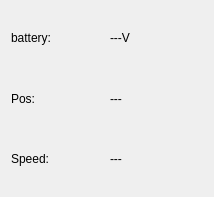
Qt form anatidae/ui/robot_status.ui (rustyducks/pygargue) before a commit.
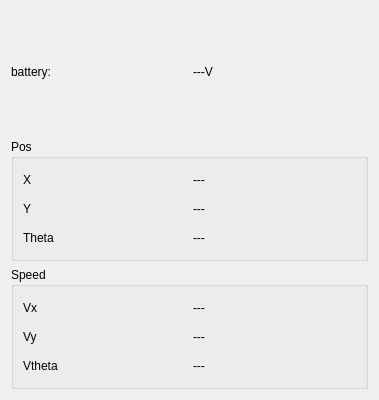
The same form after that commit.

Commit message: improve status and global architecture.

Patch:
```diff
--- a/anatidae/ui/robot_status.ui
+++ b/anatidae/ui/robot_status.ui
@@ -6,8 +6,8 @@
    <rect>
     <x>0</x>
     <y>0</y>
-    <width>214</width>
-    <height>197</height>
+    <width>379</width>
+    <height>400</height>
    </rect>
   </property>
   <property name="sizePolicy">
@@ -39,40 +39,110 @@
     </layout>
    </item>
    <item>
-    <layout class="QHBoxLayout" name="horizontalLayout_2">
+    <widget class="QGroupBox" name="groupBox">
+     <property name="title">
+      <string>Pos</string>
+     </property>
+     <layout class="QHBoxLayout" name="horizontalLayout_4">
      <item>
+       <layout class="QGridLayout" name="gridLayout">
+        <item row="0" column="0">
+         <widget class="QLabel" name="label_4">
+          <property name="text">
+           <string>X</string>
+          </property>
+         </widget>
+        </item>
+        <item row="2" column="0">
+         <widget class="QLabel" name="label_6">
+          <property name="text">
+           <string>Theta</string>
+          </property>
+         </widget>
+        </item>
+        <item row="1" column="0">
+         <widget class="QLabel" name="label_5">
+          <property name="text">
+           <string>Y</string>
+          </property>
+         </widget>
+        </item>
+        <item row="0" column="1">
+         <widget class="QLabel" name="x_label">
+          <property name="text">
+           <string>---</string>
+          </property>
+         </widget>
+        </item>
+        <item row="1" column="1">
+         <widget class="QLabel" name="y_label">
+          <property name="text">
+           <string>---</string>
+          </property>
+         </widget>
+        </item>
+        <item row="2" column="1">
+         <widget class="QLabel" name="theta_label">
+          <property name="text">
+           <string>---</string>
+          </property>
+         </widget>
+        </item>
+       </layout>
+      </item>
+     </layout>
+    </widget>
+   </item>
+   <item>
+    <widget class="QGroupBox" name="groupBox_2">
+     <property name="title">
+      <string>Speed</string>
+     </property>
+     <layout class="QGridLayout" name="gridLayout_2">
+      <item row="1" column="1">
+       <widget class="QLabel" name="vy_label">
+        <property name="text">
+         <string>---</string>
+        </property>
+       </widget>
+      </item>
+      <item row="0" column="1">
+       <widget class="QLabel" name="vx_label">
+        <property name="text">
+         <string>---</string>
+        </property>
+       </widget>
+      </item>
+      <item row="0" column="0">
+       <widget class="QLabel" name="label_8">
+        <property name="text">
+         <string>Vx</string>
+        </property>
+       </widget>
+      </item>
+      <item row="1" column="0">
       <widget class="QLabel" name="label_3">
        <property name="text">
-        <string>Pos:</string>
+         <string>Vy</string>
        </property>
       </widget>
      </item>
-     <item>
-      <widget class="QLabel" name="pos_label">
+      <item row="2" column="0">
+       <widget class="QLabel" name="label_10">
        <property name="text">
-        <string>---</string>
+         <string>Vtheta</string>
        </property>
       </widget>
      </item>
-    </layout>
-   </item>
-   <item>
-    <layout class="QHBoxLayout" name="horizontalLayout_3">
-     <item>
-      <widget class="QLabel" name="label">
+      <item row="2" column="1">
+       <widget class="QLabel" name="vtheta_label">
        <property name="text">
-        <string>Speed:</string>
-       </property>
-      </widget>
-     </item>
-     <item>
-      <widget class="QLabel" name="speed_label">
-       <property name="text">
         <string>---</string>
        </property>
       </widget>
      </item>
     </layout>
+    </widget>
    </item>
   </layout>
  </widget>
```
Lines whose indentation alone changed are shown as unchanged. The commit also changes 11 other files.
